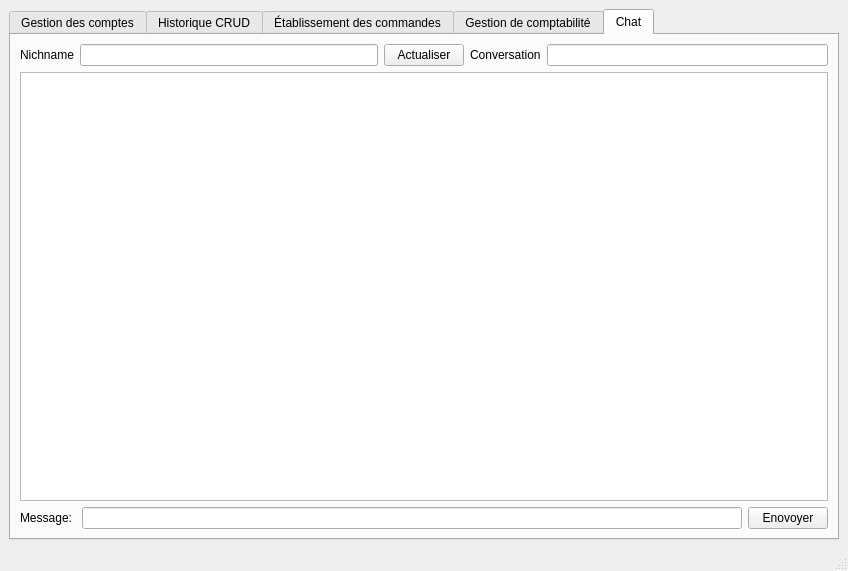
Qt form mainwindow.ui (Khouini/Gestion-Fiance-Qt) before a commit.
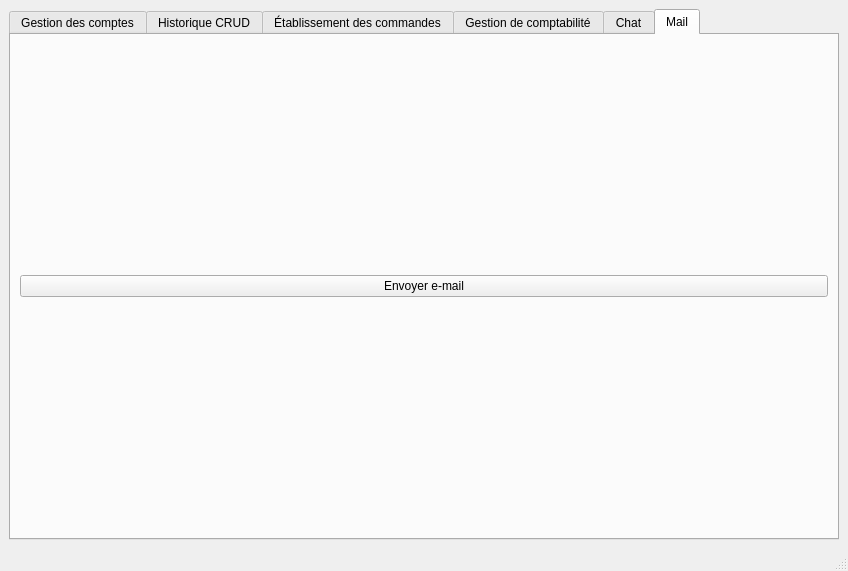
The same form after that commit.

```diff
--- a/mainwindow.ui
+++ b/mainwindow.ui
@@ -18,7 +18,7 @@
     <item>
      <widget class="QTabWidget" name="tabWidget">
       <property name="currentIndex">
-       <number>4</number>
+       <number>5</number>
       </property>
       <widget class="QWidget" name="tab_2">
        <attribute name="title">
@@ -881,6 +881,20 @@
         </item>
        </layout>
       </widget>
+      <widget class="QWidget" name="tab_6">
+       <attribute name="title">
+        <string>Mail</string>
+       </attribute>
+       <layout class="QVBoxLayout" name="verticalLayout_24">
+        <item>
+         <widget class="QPushButton" name="pushButton_send_mail">
+          <property name="text">
+           <string>Envoyer e-mail</string>
+          </property>
+         </widget>
+        </item>
+       </layout>
+      </widget>
      </widget>
     </item>
    </layout>
```
